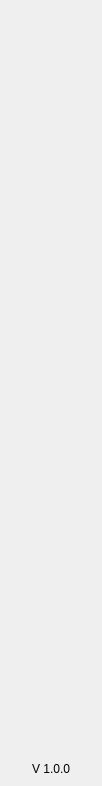
First picture: the form in src/qt/pwrb/forms/navmenuwidget.ui, repository PWRB-Project/PWRB, before the edit.
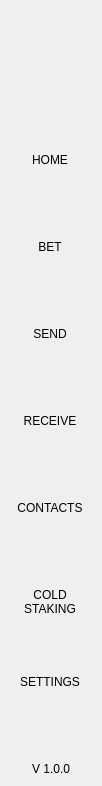
Second picture: the form after the edit.

```diff
--- a/src/qt/pwrb/forms/navmenuwidget.ui
+++ b/src/qt/pwrb/forms/navmenuwidget.ui
@@ -167,7 +167,8 @@
              </size>
             </property>
             <property name="text">
-             <string/>
+             <string>HOME
+</string>
             </property>
             <property name="iconSize">
              <size>
@@ -195,7 +196,8 @@
              </size>
             </property>
             <property name="text">
-             <string/>
+             <string>BET
+</string>
             </property>
             <property name="iconSize">
              <size>
@@ -220,7 +222,8 @@
              </size>
             </property>
             <property name="text">
-             <string/>
+             <string>SEND
+</string>
             </property>
             <property name="iconSize">
              <size>
@@ -245,7 +248,14 @@
              </size>
             </property>
             <property name="text">
-             <string/>
+             <string>RECEIVE
+</string>
+            </property>
+            <property name="iconSize">
+             <size>
+              <width>32</width>
+              <height>32</height>
+             </size>
             </property>
             <property name="checkable">
              <bool>true</bool>
@@ -264,7 +274,8 @@
              </size>
             </property>
             <property name="text">
-             <string/>
+             <string>CONTACTS
+</string>
             </property>
             <property name="iconSize">
              <size>
@@ -289,7 +300,8 @@
              </size>
             </property>
             <property name="text">
-             <string/>
+             <string>COLD
+STAKING</string>
             </property>
             <property name="iconSize">
              <size>
@@ -314,7 +326,8 @@
              </size>
             </property>
             <property name="text">
-             <string/>
+             <string>SETTINGS
+</string>
             </property>
             <property name="iconSize">
              <size>
```
